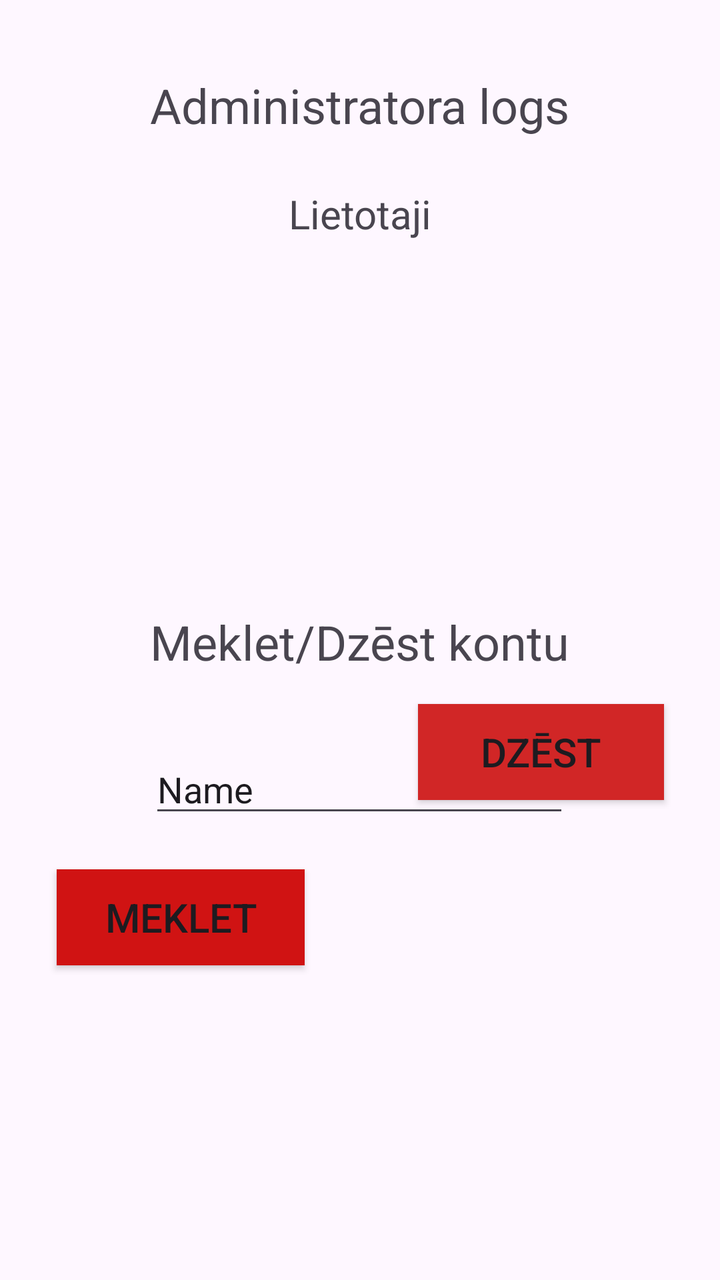
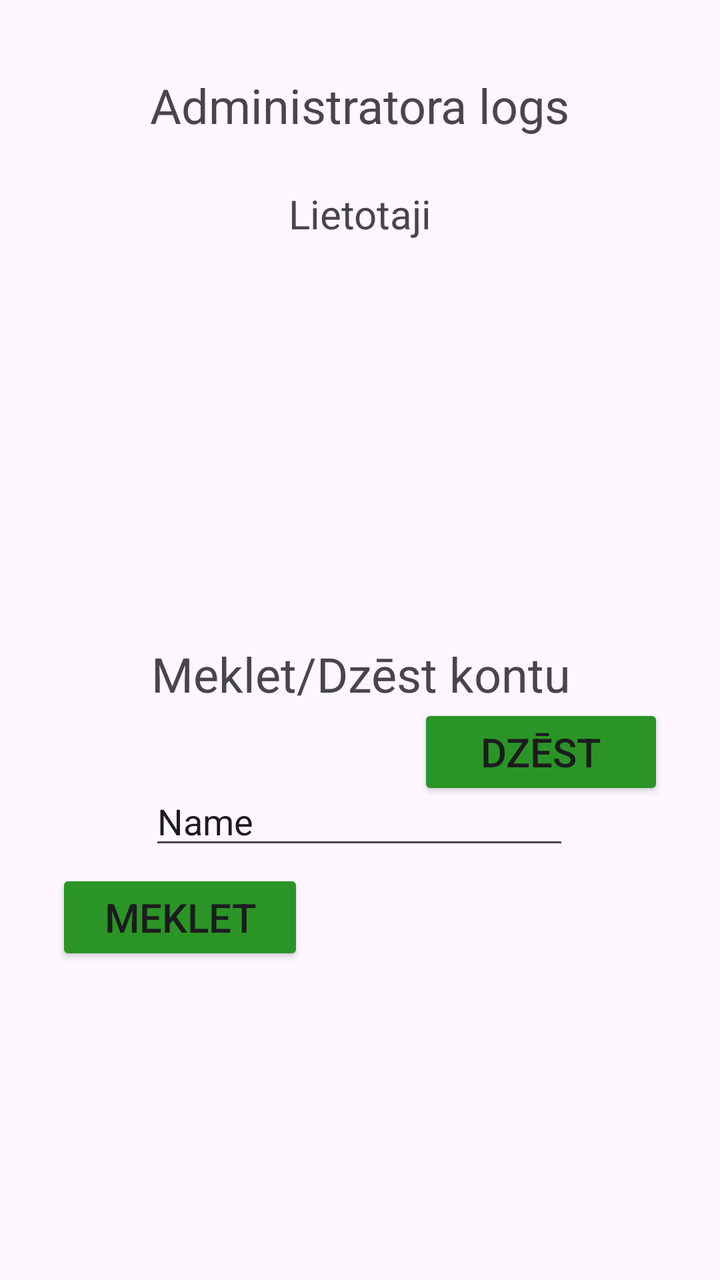

An Android layout rendered at two revisions. The XML below is the earlier revision; the diff shows what the commit changed to produce the second picture.
<!-- AndroidManifest.xml: application theme Theme._11_PD2_PA_Giruckis_Nikitins_2026 -->
<!-- res/layout/admin_logs.xml -->
<?xml version="1.0" encoding="utf-8"?>
<androidx.constraintlayout.widget.ConstraintLayout xmlns:android="http://schemas.android.com/apk/res/android"
    xmlns:app="http://schemas.android.com/apk/res-auto"
    xmlns:tools="http://schemas.android.com/tools"
    android:layout_width="match_parent"
    android:layout_height="match_parent">

    <TextView
        android:id="@+id/admin_logs_text"
        android:layout_width="wrap_content"
        android:layout_height="wrap_content"
        android:text="@string/AdminLog_Text"
        android:textSize="24sp"
        app:layout_constraintBottom_toBottomOf="parent"
        app:layout_constraintEnd_toEndOf="parent"
        app:layout_constraintStart_toStartOf="parent"
        app:layout_constraintTop_toTopOf="parent"
        app:layout_constraintVertical_bias="0.06" />

    <TextView
        android:id="@+id/adming_logs_text2"
        android:layout_width="wrap_content"
        android:layout_height="wrap_content"
        android:text="@string/AdminLog_Tab_Text"
        android:textSize="20sp"
        app:layout_constraintBottom_toTopOf="@+id/Lietotaju_view"
        app:layout_constraintEnd_toEndOf="parent"
        app:layout_constraintStart_toStartOf="parent"
        app:layout_constraintTop_toBottomOf="@+id/admin_logs_text" />

    <Button
        android:id="@+id/search_button"
        android:layout_width="124dp"
        android:layout_height="48dp"
        android:layout_marginStart="28dp"
        android:layout_marginTop="360dp"
        android:layout_marginEnd="56dp"
        android:background="#D01313"
        android:text="@string/AdminLog_Find_Button_Text"
        android:textSize="20sp"
        app:layout_constraintBottom_toBottomOf="parent"
        app:layout_constraintEnd_toStartOf="@+id/delete_button"
        app:layout_constraintHorizontal_bias="0.211"
        app:layout_constraintStart_toStartOf="parent"
        app:layout_constraintTop_toBottomOf="@+id/admin_logs_text"
        app:layout_constraintVertical_bias="0.036" />

    <Button
        android:id="@+id/delete_button"
        android:layout_width="123dp"
        android:layout_height="48dp"
        android:layout_marginEnd="28dp"
        android:layout_marginBottom="240dp"
        android:background="#D12626"
        android:text="@string/AdminLog_Delete_Button_Text"
        android:textSize="20sp"
        app:layout_constraintBottom_toBottomOf="parent"
        app:layout_constraintEnd_toEndOf="parent"
        app:layout_constraintTop_toBottomOf="@+id/admin_logs_text"
        app:layout_constraintVertical_bias="1.0" />

    <EditText
        android:id="@+id/admin_logs_search"
        android:layout_width="wrap_content"
        android:layout_height="wrap_content"
        android:layout_marginTop="32dp"
        android:ems="10"
        android:inputType="text"
        android:text="Name"
        app:layout_constraintBottom_toBottomOf="parent"
        app:layout_constraintEnd_toEndOf="parent"
        app:layout_constraintHorizontal_bias="0.497"
        app:layout_constraintStart_toStartOf="parent"
        app:layout_constraintTop_toBottomOf="@+id/admin_logs_text3"
        app:layout_constraintVertical_bias="0.015" />

    <TextView
        android:id="@+id/admin_logs_text3"
        android:layout_width="wrap_content"
        android:layout_height="wrap_content"
        android:layout_marginTop="236dp"
        android:text="@string/AdminLog_DeleteFind_Text"
        android:textSize="24sp"
        app:layout_constraintEnd_toEndOf="parent"
        app:layout_constraintStart_toStartOf="parent"
        app:layout_constraintTop_toBottomOf="@+id/admin_logs_text" />

    <ScrollView
        android:id="@+id/Lietotaju_view"
        android:layout_width="332dp"
        android:layout_height="131dp"
        android:layout_marginTop="76dp"
        android:outlineAmbientShadowColor="#1B1A1A"
        android:outlineSpotShadowColor="#DB3232"
        app:layout_constraintBottom_toTopOf="@+id/admin_logs_text3"
        app:layout_constraintEnd_toEndOf="parent"
        app:layout_constraintHorizontal_bias="0.493"
        app:layout_constraintStart_toStartOf="parent"
        app:layout_constraintTop_toBottomOf="@+id/admin_logs_text"
        app:layout_constraintVertical_bias="0.0">

        <LinearLayout
            android:layout_width="match_parent"
            android:layout_height="wrap_content"
            android:orientation="vertical" />
    </ScrollView>

</androidx.constraintlayout.widget.ConstraintLayout>
<!-- resources referenced by this layout -->
<resources>
  <string name="AdminLog_DeleteFind_Text">Meklet/Dzēst kontu</string>
  <string name="AdminLog_Delete_Button_Text">Dzēst</string>
  <string name="AdminLog_Find_Button_Text">Meklet</string>
  <string name="AdminLog_Tab_Text">Lietotaji</string>
  <string name="AdminLog_Text">Administratora logs</string>
  <style name="Theme._11_PD2_PA_Giruckis_Nikitins_2026" parent="Base.Theme._11_PD2_PA_Giruckis_Nikitins_2026" />
  <style name="Base.Theme._11_PD2_PA_Giruckis_Nikitins_2026" parent="Theme.Material3.DayNight.NoActionBar">
          
          
      </style>
</resources>

<!-- the commit's change to res/layout/admin_logs.xml (unified diff, before → after) -->
@@ -35,12 +35,12 @@
         android:layout_marginStart="28dp"
         android:layout_marginTop="360dp"
         android:layout_marginEnd="56dp"
-        android:background="#D01313"
+        android:backgroundTint="#2A9526"
         android:text="@string/AdminLog_Find_Button_Text"
         android:textSize="20sp"
         app:layout_constraintBottom_toBottomOf="parent"
         app:layout_constraintEnd_toStartOf="@+id/delete_button"
-        app:layout_constraintHorizontal_bias="0.211"
+        app:layout_constraintHorizontal_bias="0.076"
         app:layout_constraintStart_toStartOf="parent"
         app:layout_constraintTop_toBottomOf="@+id/admin_logs_text"
         app:layout_constraintVertical_bias="0.036" />
@@ -51,7 +51,7 @@
         android:layout_height="48dp"
         android:layout_marginEnd="28dp"
         android:layout_marginBottom="240dp"
-        android:background="#D12626"
+        android:backgroundTint="#2A9526"
         android:text="@string/AdminLog_Delete_Button_Text"
         android:textSize="20sp"
         app:layout_constraintBottom_toBottomOf="parent"
@@ -78,17 +78,18 @@
         android:id="@+id/admin_logs_text3"
         android:layout_width="wrap_content"
         android:layout_height="wrap_content"
-        android:layout_marginTop="236dp"
+        android:layout_marginTop="252dp"
         android:text="@string/AdminLog_DeleteFind_Text"
         android:textSize="24sp"
         app:layout_constraintEnd_toEndOf="parent"
+        app:layout_constraintHorizontal_bias="0.504"
         app:layout_constraintStart_toStartOf="parent"
         app:layout_constraintTop_toBottomOf="@+id/admin_logs_text" />
 
     <ScrollView
         android:id="@+id/Lietotaju_view"
-        android:layout_width="332dp"
-        android:layout_height="131dp"
+        android:layout_width="381dp"
+        android:layout_height="158dp"
         android:layout_marginTop="76dp"
         android:outlineAmbientShadowColor="#1B1A1A"
         android:outlineSpotShadowColor="#DB3232"
